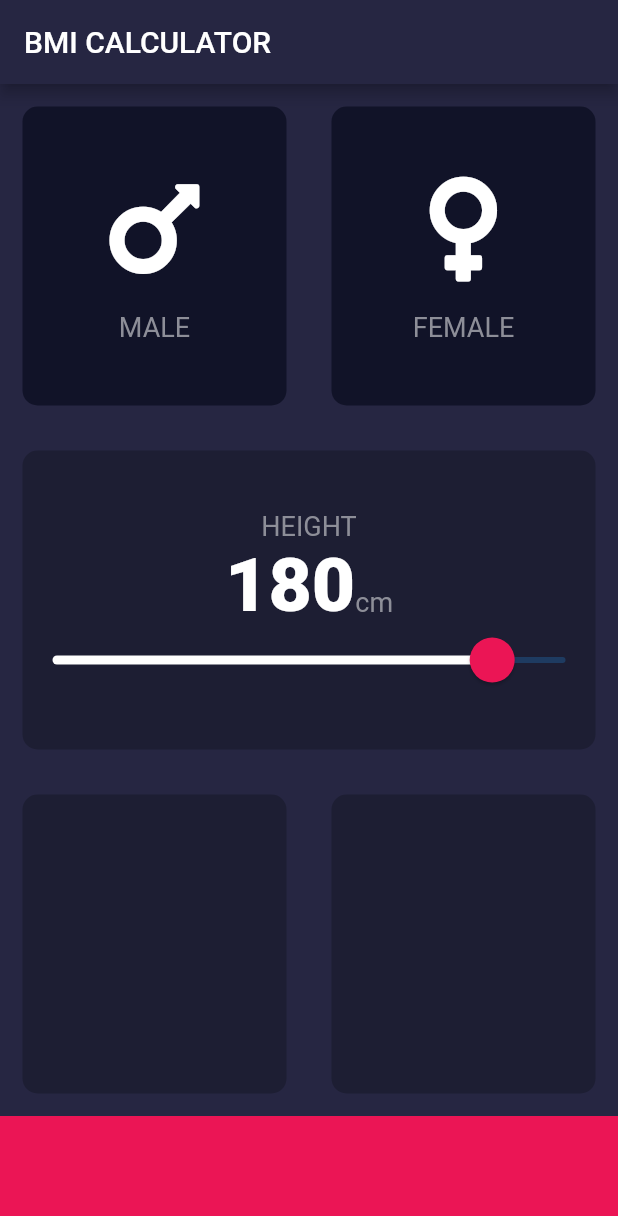
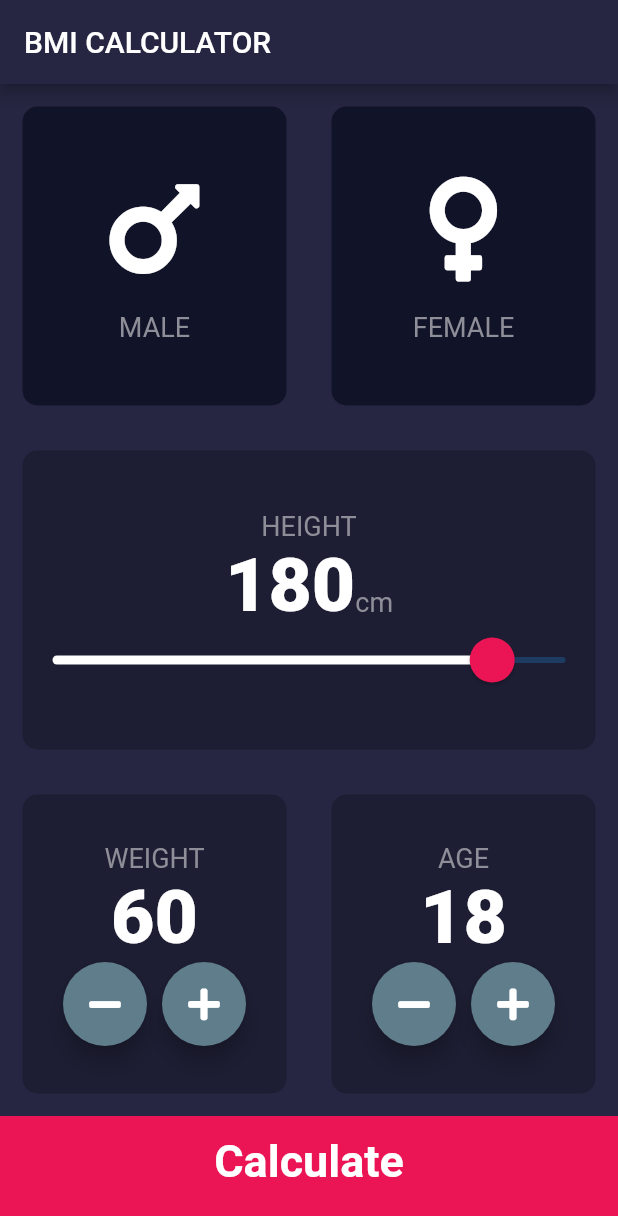
Before and after one commit to taouti/bim_calculator_2, a Flutter app: the screen it shows after launch, on a phone screen of 412 x 824 dp. Shown: the top 1216 px of the screen. Run offline on Flutter 3.47's test engine with Material 2 defaults, Android fonts, the phone set to English and light mode, and no system bars; our stand-ins replace font_awesome_flutter.

Commit message:
commit_02

```diff
--- a/lib/constants.dart
+++ b/lib/constants.dart
@@ -7,6 +7,10 @@ const KLabelTextStyle = TextStyle(
 const KNumberTextStyle = TextStyle(
   fontSize: 50.0,
   fontWeight: FontWeight.w900,
+);
+const KLargeButtonTextStyle = TextStyle(
+  fontSize: 30,
+  fontWeight: FontWeight.bold,
 );
 
 // Colors
--- a/lib/main.dart
+++ b/lib/main.dart
@@ -1,6 +1,6 @@
 import 'package:flutter/material.dart';
 import 'constants.dart';
-import 'input_page.dart';
+import 'screens/input_page.dart';
 
 void main() => runApp(BMICalculator());
 
--- a/lib/input_page.dart
+++ b/lib/screens/input_page.dart
@@ -1,9 +1,11 @@
+import 'package:bim_calculator_2/screens/results_page.dart';
 import 'package:bim_calculator_2/widgets/reusable_card.dart';
 import 'package:bim_calculator_2/widgets/reusable_icon.dart';
+import 'package:bim_calculator_2/widgets/round_icon_button.dart';
 import 'package:flutter/material.dart';
 import 'package:font_awesome_flutter/font_awesome_flutter.dart';
 
-import 'constants.dart';
+import '../constants.dart';
 
 enum Gender {
   male,
@@ -20,6 +22,8 @@ class _InputPageState extends State<InputPage> {
   //Color femaleCardColor = inactiveCardColor;
   Gender _selectedGender;
   int height = 180;
+  int weight = 60;
+  int age = 18;
 /*
   void updateColor(Gender selectedGender) {
     if (selectedGender == Gender.male) {
@@ -143,14 +147,96 @@ class _InputPageState extends State<InputPage> {
           Expanded(
             child: Row(
               children: [
-                Expanded(child: ReusableCard(color: KActiveCardColor)),
-                Expanded(child: ReusableCard(color: KActiveCardColor)),
+                Expanded(
+                  child: ReusableCard(
+                    color: KActiveCardColor,
+                    cardChild: Column(
+                      mainAxisAlignment: MainAxisAlignment.center,
+                      children: [
+                        Text('WEIGHT', style: KLabelTextStyle),
+                        Text(weight.toString(), style: KNumberTextStyle),
+                        Row(
+                          mainAxisAlignment: MainAxisAlignment.center,
+                          children: [
+                            RoundIconButton(
+                              icon: FontAwesomeIcons.minus,
+                              onClicked: () {
+                                setState(() {
+                                  weight--;
+                                });
+                              },
+                            ),
+                            SizedBox(width: 10.0),
+                            RoundIconButton(
+                                icon: FontAwesomeIcons.plus,
+                                onClicked: () {
+                                  setState(() {
+                                    weight++;
+                                  });
+                                }),
+                          ],
+                        ),
+                      ],
+                    ),
+                  ),
+                ),
+                Expanded(
+                  child: ReusableCard(
+                    color: KActiveCardColor,
+                    cardChild: Column(
+                      mainAxisAlignment: MainAxisAlignment.center,
+                      children: [
+                        Text('AGE', style: KLabelTextStyle),
+                        Text(age.toString(), style: KNumberTextStyle),
+                        Row(
+                          mainAxisAlignment: MainAxisAlignment.center,
+                          children: [
+                            RoundIconButton(
+                              icon: FontAwesomeIcons.minus,
+                              onClicked: () {
+                                setState(() {
+                                  age--;
+                                });
+                              },
+                            ),
+                            SizedBox(width: 10.0),
+                            RoundIconButton(
+                              icon: FontAwesomeIcons.plus,
+                              onClicked: () {
+                                setState(() {
+                                  age++;
+                                });
+                              },
+                            ),
+                          ],
+                        ),
+                      ],
+                    ),
+                  ),
+                ),
               ],
             ),
           ),
-          Container(
-            height: KBottomContainerHeight,
-            color: KBottomContainerColor,
+          GestureDetector(
+            onTap: () {
+              Navigator.push(
+                context,
+                MaterialPageRoute(
+                  builder: (context) => ResultsPage(),
+                ),
+              );
+            },
+            child: Container(
+              padding: EdgeInsets.only(bottom: 20),
+              child: Center(
+                child: Text(
+                  'Calculate',
+                  style: KLargeButtonTextStyle,
+                ),
+              ),
+              height: KBottomContainerHeight,
+              color: KBottomContainerColor,
+            ),
           ),
         ],
       ),
--- /dev/null
+++ b/lib/widgets/round_icon_button.dart
@@ -0,0 +1,19 @@
+import 'package:flutter/material.dart';
+
+class RoundIconButton extends StatelessWidget {
+  final IconData icon;
+  final Function onClicked;
+  const RoundIconButton({@required this.icon, @required this.onClicked});
+
+  @override
+  Widget build(BuildContext context) {
+    return RawMaterialButton(
+      onPressed: onClicked,
+      shape: CircleBorder(),
+      constraints: BoxConstraints.tightFor(height: 56.0, width: 56.0),
+      fillColor: Colors.blueGrey,
+      child: Icon(icon),
+      elevation: 6.0,
+    );
+  }
+}
```
Also changed, not shown: lib/screens/results_page.dart (added, +74 -0 lines).
